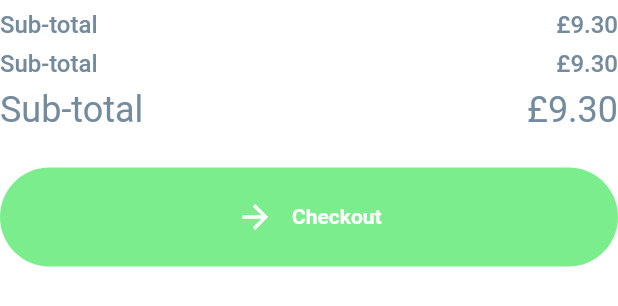
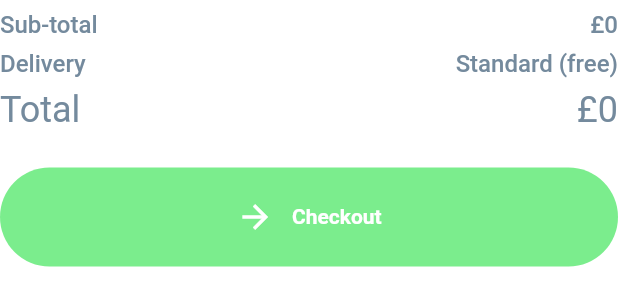
Before and after one commit to applevinc/fresh_food, a Flutter app: the _ItemsCheckOut widget shown alone on an empty page, opened directly, on a phone screen of 412 x 824 dp. Shown: the top 306 px of the screen. Run offline on Flutter 3.47's test engine with Material 2 defaults, Android fonts, the light colour scheme and no system bars; our stand-ins replace bubble_tab_indicator, dio, flutter_screenutil, get_it, tuple.

Commit message:
fixed add to cart bug

```diff
--- a/lib/src/cart/domain/entities/cart_entity.dart
+++ b/lib/src/cart/domain/entities/cart_entity.dart
@@ -1,6 +1,6 @@
 import 'package:fresh_food_ui/src/core/global/product_entity.dart';
 
-class CartEntity extends ProductEntity{
+class CartEntity extends ProductEntity {
   final String name;
   final String img;
   final int price;
--- a/lib/src/cart/view/screens/cart_view.dart
+++ b/lib/src/cart/view/screens/cart_view.dart
@@ -112,14 +112,16 @@ class _ItemsCheckOut extends StatelessWidget {
 
   @override
   Widget build(BuildContext context) {
+    var cartController = context.watch<CartController>();
+
     return Column(
       children: [
         SizedBox(height: 7.h),
-        CheckOutInfo(),
+        CheckOutInfo(label: 'Sub-total', value: '£${cartController.total}'),
         SizedBox(height: 7.h),
-        CheckOutInfo(),
+        CheckOutInfo(label: 'Delivery', value: 'Standard (free)'),
         SizedBox(height: 7.h),
-        CheckOutInfo(fontSize: 24),
+        CheckOutInfo(label: 'Total', value: '£${cartController.total}', fontSize: 24),
         SizedBox(height: 24.h),
         CustomButtom(
           label: 'Checkout',
@@ -138,8 +140,12 @@ class CheckOutInfo extends StatelessWidget {
   const CheckOutInfo({
     Key key,
     this.fontSize = 16,
+    @required this.label,
+    @required this.value,
   }) : super(key: key);
 
+  final String label;
+  final String value;
   final double fontSize;
 
   @override
@@ -148,13 +154,13 @@ class CheckOutInfo extends StatelessWidget {
       mainAxisAlignment: MainAxisAlignment.spaceBetween,
       children: [
         Text(
-          'Sub-total',
+          label,
           style: Theme.of(context).textTheme.bodyText1.copyWith(
               fontSize: fontSize,
               fontWeight: (fontSize == 16) ? FontWeight.w500 : FontWeight.w400),
         ),
         Text(
-          '£9.30',
+          value,
           style: Theme.of(context).textTheme.bodyText1.copyWith(
               fontSize: fontSize,
               fontWeight: (fontSize == 16) ? FontWeight.w500 : FontWeight.w400),
--- a/lib/src/quick_shop/domain/entities/shop_item_entity.dart
+++ b/lib/src/quick_shop/domain/entities/shop_item_entity.dart
@@ -3,11 +3,13 @@ import 'package:fresh_food_ui/src/cart/domain/entities/cart_entity.dart';
 class ShopItemEntity extends CartEntity {
   final String name;
   final String img;
+  final int price;
+  int qty;
 
   ShopItemEntity({
     this.name,
     this.img,
-    int price,
-    int qty,
-  }) : super(price: price, qty: qty);
+    this.price,
+    this.qty,
+  });
 }
--- a/lib/src/quick_shop/view/controllers/fruit_controller.dart
+++ b/lib/src/quick_shop/view/controllers/fruit_controller.dart
@@ -3,20 +3,25 @@ import 'package:fresh_food_ui/src/quick_shop/domain/entities/shop_item_entity.da
 import 'package:fresh_food_ui/src/quick_shop/domain/usecases/fetch_fruit_items_usecase.dart';
 import 'package:fresh_food_ui/src/quick_shop/view/controllers/shop_controller.dart';
 
-class FruitShopController extends ShopController {
-
-}
+class FruitShopController extends ShopController {}
 
 class FruitStoreController extends ChangeNotifier {
   final FetchFruitItemsUseCase _fetchFruitItemsUseCase;
 
   FruitStoreController(this._fetchFruitItemsUseCase);
 
-  List<ShopItemEntity> _items = [];
-  List<ShopItemEntity> get items => _items;
+  List<ShopItemEntity> _store = [];
+  List<ShopItemEntity> get items => _store;
 
   Future<List<ShopItemEntity>> fetch() async {
-    _items = await _fetchFruitItemsUseCase.call();
-    return _items;
+    _store = await _fetchFruitItemsUseCase.call();
+    return _store;
+  }
+
+  void refresh() {
+    for (var item in _store) {
+      item.qty = 0;
+    }
+    notifyListeners();
   }
 }
--- a/pubspec.yaml
+++ b/pubspec.yaml
@@ -31,6 +31,7 @@ dependencies:
   dio: ^3.0.10
   get_it: ^7.2.0
   bubble_tab_indicator: ^0.1.5
+  tuple: ^2.0.0
 
 dev_dependencies:
   flutter_test:
```
Also changed, not shown: lib/src/bottom_nav_bar/bottom_nav_bar.dart (+34 -1 lines), lib/src/cart/view/controllers/cart_controller.dart (+44 -2 lines), lib/src/quick_shop/data/models/shop_item_model.dart (+5 -3 lines), lib/src/quick_shop/view/controllers/shop_controller.dart (+2 -6 lines), lib/src/quick_shop/view/screens/quick_shop.dart (+18 -4 lines), pubspec.lock.
